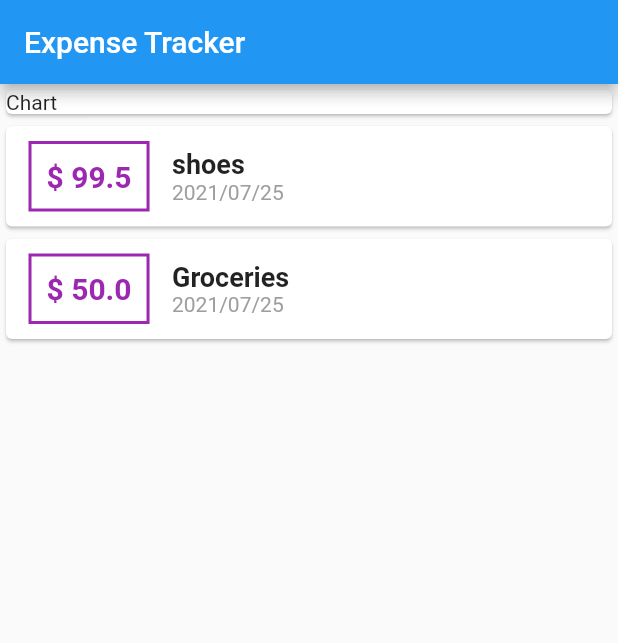
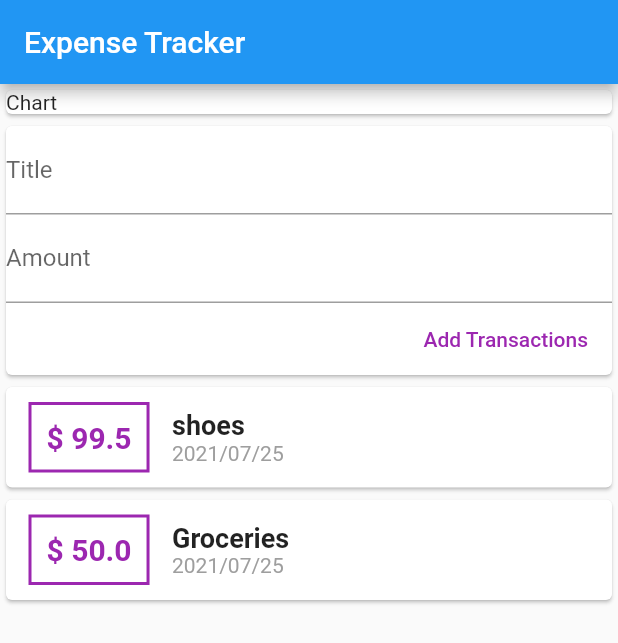
Before and after one commit to aditechdev/expense_calculator, a Flutter app: the screen it shows after launch, on a phone screen of 412 x 824 dp. Shown: the top 643 px of the screen. Run offline on Flutter 3.47's test engine with Material 2 defaults, Android fonts, the phone set to English and light mode, and no system bars; missing offline and left inert: dart:ffi.

Commit message:
:sparkles: Added input text and button

```diff
--- a/lib/main.dart
+++ b/lib/main.dart
@@ -47,6 +47,24 @@ class MyHomePage extends StatelessWidget {
             width: double.infinity,
             child: Card(
               child: Text("Chart"),
+            ),
+          ),
+          Card(
+            child: Column(
+              crossAxisAlignment: CrossAxisAlignment.end,
+              children: [
+                TextField(
+                  decoration: InputDecoration(labelText: "Title"),
+                ),
+                TextField(
+                  decoration: InputDecoration(labelText: "Amount"),
+                ),
+                FlatButton(
+                  onPressed: () {},
+                  child: Text("Add Transactions"),
+                  textColor: Colors.purple,
+                ),
+              ],
             ),
           ),
           Column(
```
